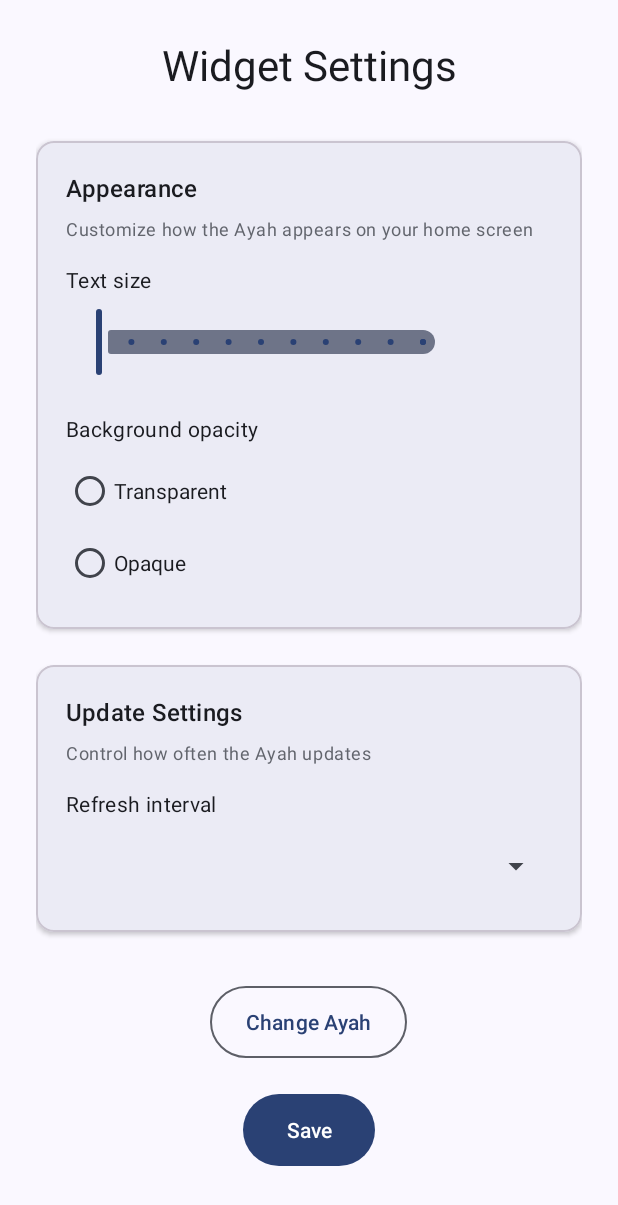
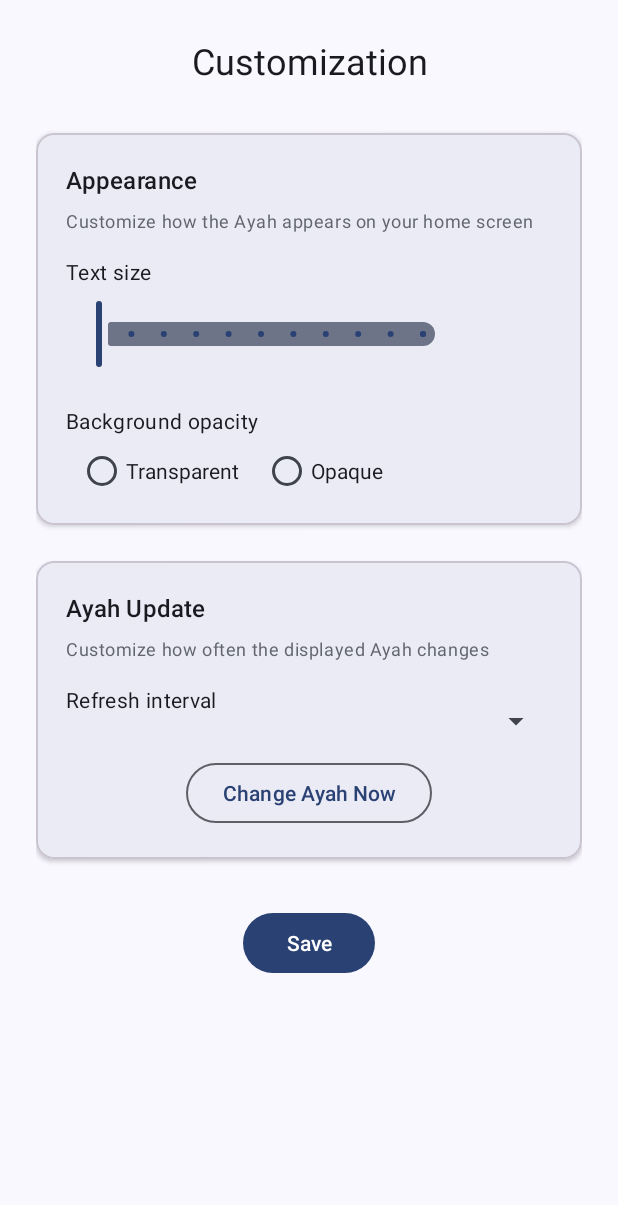
Before and after one commit to jihedamine/ayah-widget, an Android app: the WidgetConfigActivity screen opened directly, with no data from a screen before it, on a phone screen of 412 x 824 dp. Shown: the top 1205 px of the screen. Run offline under Robolectric (Android 15) with nearby library versions, the phone set to English and light mode, and no system bars; 1 statement that could not run was skipped.

Commit message:
Update labels, privacy policy

```diff
--- a/app/src/main/res/layout/activity_widget_config.xml
+++ b/app/src/main/res/layout/activity_widget_config.xml
@@ -3,8 +3,8 @@
     android:layout_width="match_parent"
     android:layout_height="match_parent"
     android:background="?attr/colorSurface"
-    android:theme="@style/Theme.Material3.DynamicColors.DayNight"
-    android:fitsSystemWindows="true">
+    android:fitsSystemWindows="true"
+    android:theme="@style/Theme.Material3.DynamicColors.DayNight">
 
     <LinearLayout
         android:layout_width="match_parent"
@@ -16,10 +16,10 @@
             android:layout_width="match_parent"
             android:layout_height="wrap_content"
             android:layout_marginBottom="32dp"
+            android:contentDescription="@string/widget_settings_screen"
             android:gravity="center"
             android:text="@string/widget_settings"
-            android:contentDescription="@string/widget_settings_screen"
-            android:textAppearance="@style/TextAppearance.Material3.HeadlineMedium" />
+            android:textAppearance="@style/TextAppearance.Material3.HeadlineSmall" />
 
         <com.google.android.material.card.MaterialCardView
             android:layout_width="match_parent"
@@ -44,9 +44,9 @@
                     android:layout_width="match_parent"
                     android:layout_height="wrap_content"
                     android:layout_marginBottom="16dp"
+                    android:alpha="0.8"
                     android:text="@string/text_size_label"
-                    android:textAppearance="@style/TextAppearance.Material3.BodySmall"
-                    android:alpha="0.8" />
+                    android:textAppearance="@style/TextAppearance.Material3.BodySmall" />
 
                 <TextView
                     android:layout_width="wrap_content"
@@ -58,19 +58,19 @@
                 <LinearLayout
                     android:layout_width="match_parent"
                     android:layout_height="wrap_content"
-                    android:orientation="horizontal"
                     android:layout_marginBottom="24dp"
-                    android:gravity="center_vertical">
+                    android:gravity="center_vertical"
+                    android:orientation="horizontal">
 
                     <com.google.android.material.slider.Slider
                         android:id="@+id/textSizeSlider"
                         android:layout_width="0dp"
                         android:layout_height="wrap_content"
                         android:layout_weight="1"
+                        android:contentDescription="@string/adjust_text_size"
+                        android:stepSize="1"
                         android:valueFrom="38"
-                        android:valueTo="48"
-                        android:stepSize="1"
-                        android:contentDescription="@string/adjust_text_size"/>
+                        android:valueTo="48" />
 
                     <TextView
                         android:id="@+id/textSizeValue"
@@ -78,7 +78,7 @@
                         android:layout_height="wrap_content"
                         android:layout_marginStart="16dp"
                         android:gravity="end"
-                        android:textAppearance="@style/TextAppearance.Material3.BodyMedium"/>
+                        android:textAppearance="@style/TextAppearance.Material3.BodyMedium" />
                 </LinearLayout>
 
                 <TextView
@@ -94,19 +94,25 @@
                     android:layout_height="wrap_content"
                     android:orientation="vertical">
 
+                    <LinearLayout
+                        android:layout_width="match_parent"
+                        android:layout_height="wrap_content"
+                        android:orientation="horizontal">
+
                     <RadioButton
                         android:id="@+id/radioTransparent"
                         android:layout_width="wrap_content"
                         android:layout_height="wrap_content"
-                        android:minHeight="48dp"
+                        android:layout_marginHorizontal="8dp"
                         android:text="@string/transparent" />
 
                     <RadioButton
                         android:id="@+id/radioOpaque"
                         android:layout_width="wrap_content"
                         android:layout_height="wrap_content"
-                        android:minHeight="48dp"
+                        android:layout_marginHorizontal="8dp"
                         android:text="@string/opaque" />
+                    </LinearLayout>
                 </RadioGroup>
             </LinearLayout>
         </com.google.android.material.card.MaterialCardView>
@@ -134,9 +140,14 @@
                     android:layout_width="match_parent"
                     android:layout_height="wrap_content"
                     android:layout_marginBottom="16dp"
+                    android:alpha="0.8"
                     android:text="@string/refresh_interval_label"
-                    android:textAppearance="@style/TextAppearance.Material3.BodySmall"
-                    android:alpha="0.8" />
+                    android:textAppearance="@style/TextAppearance.Material3.BodySmall" />
+
+            <LinearLayout
+                android:layout_width="match_parent"
+                android:layout_height="wrap_content"
+                android:orientation="horizontal">
 
             <TextView
                     android:layout_width="wrap_content"
@@ -144,35 +155,45 @@
                     android:layout_marginBottom="8dp"
                     android:labelFor="@id/intervalPicker"
                     android:text="@string/refresh_interval"
-                    android:textColor="?android:attr/textColorPrimary"
-                    android:textAppearance="@style/TextAppearance.Material3.BodyMedium" />
+                    android:textAppearance="@style/TextAppearance.Material3.BodyMedium"
+                    android:textColor="?android:attr/textColorPrimary" />
 
                 <Spinner
                     android:id="@+id/intervalPicker"
                     android:layout_width="match_parent"
                     android:layout_height="wrap_content"
-                    android:minHeight="48dp"
-                    android:inputType="none" />
+                    android:inputType="none"
+                    android:minHeight="48dp" />
             </LinearLayout>
-        </com.google.android.material.card.MaterialCardView>
 
                 <com.google.android.material.button.MaterialButton
                     android:id="@+id/button_change_ayah"
                     style="@style/Widget.Material3.Button.OutlinedButton"
-            android:layout_gravity="center"
                     android:layout_width="wrap_content"
                     android:layout_height="wrap_content"
+                    android:layout_gravity="center"
+                    android:layout_marginHorizontal="8dp"
+                    android:text="@string/change_ayah" />
+            </LinearLayout>
+        </com.google.android.material.card.MaterialCardView>
+
+        <LinearLayout
+            android:layout_width="wrap_content"
+            android:layout_height="wrap_content"
+            android:layout_gravity="center"
             android:layout_marginBottom="16dp"
-            android:minHeight="56dp"
-            android:text="@string/change_ayah" />
+            android:orientation="horizontal">
+
+
 
             <com.google.android.material.button.MaterialButton
                 android:id="@+id/save_button"
                 style="@style/Widget.Material3.Button"
-            android:layout_gravity="center"
                 android:layout_width="wrap_content"
                 android:layout_height="wrap_content"
-            android:minHeight="56dp"
+                android:layout_gravity="center"
+                android:layout_marginHorizontal="8dp"
                 android:text="@string/save" />
         </LinearLayout>
+    </LinearLayout>
 </ScrollView>
--- a/app/src/main/res/values/strings.xml
+++ b/app/src/main/res/values/strings.xml
@@ -3,18 +3,18 @@
     <string name="appwidget_ayah_content">وَكَانَ بِٱلْمُؤْمِنِينَ رَحِيمًۭا\nالأحزاب 43</string>
     <string name="add_widget">Add widget</string>
     <string name="app_widget_description">Displays a periodically refreshed Quran Ayah as a home screen widget</string>
-    <string name="widget_settings">Widget Settings</string>
-    <string name="widget_settings_screen">Widget Settings Screen</string>
+    <string name="widget_settings">Customization</string>
+    <string name="widget_settings_screen">Widget Customization Screen</string>
     <string name="appearance">Appearance</string>
     <string name="text_size_label">Customize how the Ayah appears on your home screen</string>
     <string name="text_size">Text size</string>
     <string name="background_opacity">Background opacity</string>
     <string name="transparent">Transparent</string>
     <string name="opaque">Opaque</string>
-    <string name="update_settings">Update Settings</string>
-    <string name="refresh_interval_label">Control how often the Ayah updates</string>
+    <string name="update_settings">Ayah Update</string>
+    <string name="refresh_interval_label">Customize how often the displayed Ayah changes</string>
     <string name="refresh_interval">Refresh interval</string>
-    <string name="change_ayah">Change Ayah</string>
+    <string name="change_ayah">Change Ayah Now</string>
     <string name="save">Save</string>
     <string name="adjust_text_size">Adjust text size</string>
 </resources>
--- a/gradle/libs.versions.toml
+++ b/gradle/libs.versions.toml
@@ -1,5 +1,5 @@
 [versions]
-agp = "8.9.2"
+agp = "8.10.0"
 kotlin = "1.9.24"
 coreKtx = "1.15.0"
 junit = "4.13.2"
```
Also changed, not shown: 1 other file. Lines whose indentation alone changed are shown as unchanged.
